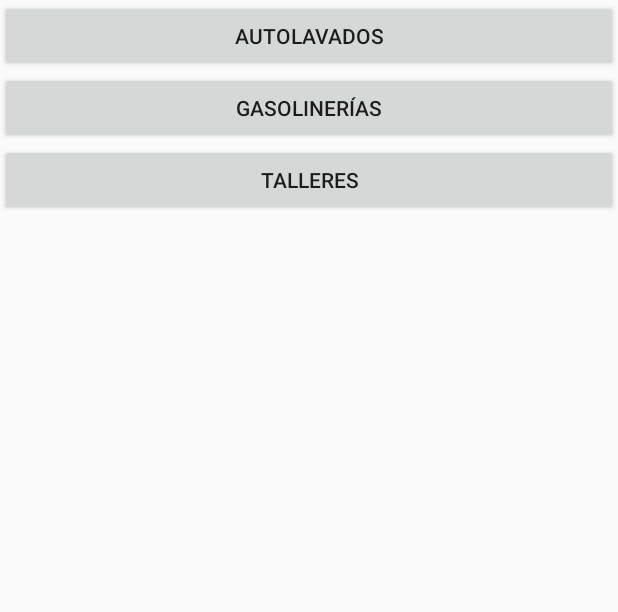
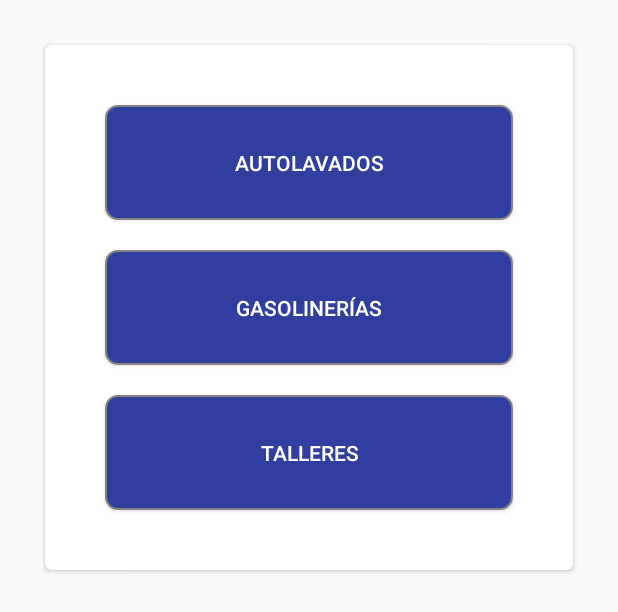
Before and after one commit to SaloGala/native-app, an Android app: the layout services_fragment.xml on its own in the app's theme, with its tools: preview values and no code run, on a phone screen of 412 x 824 dp. Shown: the top 612 px of the screen. Run offline under Robolectric (Android 15) with nearby library versions, the phone set to English and light mode, and no system bars.

Commit message:
Finishes services screen, adds the Nexa fonts and fixes a bug related to de logout function

```diff
--- a/app/src/main/java/com/inflexionlabs/goparken/MainActivity.java
+++ b/app/src/main/java/com/inflexionlabs/goparken/MainActivity.java
@@ -90,6 +90,9 @@ import java.util.ArrayList;
 import java.util.List;
 import java.util.Map;
 
+import uk.co.chrisjenx.calligraphy.CalligraphyConfig;
+import uk.co.chrisjenx.calligraphy.CalligraphyContextWrapper;
+
 public class MainActivity extends AppCompatActivity implements GoogleApiClient.OnConnectionFailedListener, GoogleApiClient.ConnectionCallbacks, MapFragment.OnFragmentInteractionListener, LocationListener {
 
     private static final String TAG = "MainActivity";
@@ -131,6 +134,11 @@ public class MainActivity extends AppCompatActivity implements GoogleApiClient.O
     @Override
     protected void onCreate(Bundle savedInstanceState) {
 
+        CalligraphyConfig.initDefault(new CalligraphyConfig.Builder()
+                .setDefaultFontPath("NexaLight.ttf")
+                .setFontAttrId(R.attr.fontPath)
+                .build()
+        );
         super.onCreate(savedInstanceState);
 
         mValuesUtilities.setMainContext(this);
@@ -169,6 +177,11 @@ public class MainActivity extends AppCompatActivity implements GoogleApiClient.O
 
     }
 
+    @Override
+    protected void attachBaseContext(Context newBase) {
+        super.attachBaseContext(CalligraphyContextWrapper.wrap(newBase));
+    }
+
     private boolean checkLocationPermissions() {
         if (ContextCompat.checkSelfPermission(this, Manifest.permission.ACCESS_FINE_LOCATION) != PackageManager.PERMISSION_GRANTED) {
 
@@ -202,7 +215,7 @@ public class MainActivity extends AppCompatActivity implements GoogleApiClient.O
 
         BitmapDrawable greenBitmapDrawable = (BitmapDrawable) ContextCompat.getDrawable(this, R.drawable.pin_verde);
         Bitmap bitmapGreen = greenBitmapDrawable.getBitmap();
-        greenMarker= Bitmap.createScaledBitmap(bitmapGreen, width, height, false);
+        greenMarker = Bitmap.createScaledBitmap(bitmapGreen, width, height, false);
 
         BitmapDrawable redBitmapDrawable = (BitmapDrawable) ContextCompat.getDrawable(this, R.drawable.pin_rojo);
         Bitmap bitmapRed = redBitmapDrawable.getBitmap();
@@ -236,9 +249,9 @@ public class MainActivity extends AppCompatActivity implements GoogleApiClient.O
         return super.onOptionsItemSelected(item);
     }
 
-    private void goToProfileScreen(){
+    private void goToProfileScreen() {
 
-        Intent intent = new Intent(this,ProfileActivity.class);
+        Intent intent = new Intent(this, ProfileActivity.class);
         //intent.addFlags(Intent.FLAG_ACTIVITY_CLEAR_TOP|Intent.FLAG_ACTIVITY_CLEAR_TASK|Intent.FLAG_ACTIVITY_NEW_TASK);
         startActivity(intent);
 
@@ -386,7 +399,11 @@ public class MainActivity extends AppCompatActivity implements GoogleApiClient.O
             LoginManager.getInstance().logOut();
         }
 
-        jsArrayRequest.cancel();
+        try {
+
+            jsArrayRequest.cancel();
+        } catch (Exception e) {
+        }
 
         goLoginScreen();
     }
@@ -635,7 +652,7 @@ public class MainActivity extends AppCompatActivity implements GoogleApiClient.O
 
         }
 
-        if(!mValuesUtilities.getGoogleMap().isMyLocationEnabled()){
+        if (!mValuesUtilities.getGoogleMap().isMyLocationEnabled()) {
             if (ActivityCompat.checkSelfPermission(this, Manifest.permission.ACCESS_FINE_LOCATION) != PackageManager.PERMISSION_GRANTED && ActivityCompat.checkSelfPermission(this, Manifest.permission.ACCESS_COARSE_LOCATION) != PackageManager.PERMISSION_GRANTED) {
                 // TODO: Consider calling
                 //    ActivityCompat#requestPermissions
@@ -680,12 +697,12 @@ public class MainActivity extends AppCompatActivity implements GoogleApiClient.O
             @Override
             public void onKeyExited(String key) {
 
-                try{
+                try {
                     keys.clear();
                     parkingsMarkers.get(key).remove();
                     parkingsMarkers.remove(key);
                     mValuesUtilities.setParkingsMarkers(parkingsMarkers);
-                }catch (Exception e){
+                } catch (Exception e) {
 
                 }
 
@@ -717,10 +734,10 @@ public class MainActivity extends AppCompatActivity implements GoogleApiClient.O
 
     public void getParkingDetail() {
 
-        for(int i = 0; i<keys.size(); i++){
+        for (int i = 0; i < keys.size(); i++) {
 
             DatabaseReference mDatabaseReference = FirebaseDatabase.getInstance().getReference();
-            DatabaseReference mParkingDetail = mDatabaseReference.child("parkings").child(keys.get(i)+"/data");
+            DatabaseReference mParkingDetail = mDatabaseReference.child("parkings").child(keys.get(i) + "/data");
 
             final String k = keys.get(i);
 
@@ -746,19 +763,19 @@ public class MainActivity extends AppCompatActivity implements GoogleApiClient.O
                         //Log.d(TAG,"LOCATION: "+lat+lng);
 
 
-                        if(mJSONObject.get("status").equals("active")){
+                        if (mJSONObject.get("status").equals("active")) {
 
                             selectedMarker = grayMarker;
 
-                            if(mJSONObject.getInt("acceptGoParken")==1){
+                            if (mJSONObject.getInt("acceptGoParken") == 1) {
 
                                 //New JSONObject request
-                                String URL_BASE = "http://ec2-107-20-100-168.compute-1.amazonaws.com/api/v1/MarkerAv?parking_id="+parking_id+"&marker_id="+marker_id;
+                                String URL_BASE = "http://ec2-107-20-100-168.compute-1.amazonaws.com/api/v1/MarkerAv?parking_id=" + parking_id + "&marker_id=" + marker_id;
                                 //String URL_JSON = "";
 
                                 jsArrayRequest = new JsonObjectRequest(
                                         Request.Method.GET,
-                                        URL_BASE ,
+                                        URL_BASE,
                                         null,
                                         new Response.Listener<JSONObject>() {
 
@@ -772,11 +789,11 @@ public class MainActivity extends AppCompatActivity implements GoogleApiClient.O
                                                     JSONObject marker = content.getJSONObject("marker");
                                                     String availavility = marker.getString("availability");
 
-                                                    if(availavility.equals("full")){
+                                                    if (availavility.equals("full")) {
                                                         selectedMarker = redMarker;
-                                                    } else if (availavility.equals("almost_full")){
+                                                    } else if (availavility.equals("almost_full")) {
                                                         selectedMarker = yellowMarker;
-                                                    }else{
+                                                    } else {
                                                         selectedMarker = greenMarker;
                                                     }
 
@@ -813,7 +830,7 @@ public class MainActivity extends AppCompatActivity implements GoogleApiClient.O
                                 MySingleton.getInstance(getApplicationContext()).addToRequestQueue(jsArrayRequest);
 
 
-                            }else {
+                            } else {
 
                                 LatLng markerLatLng = new LatLng(lat, lng);
 
--- a/app/src/main/java/com/inflexionlabs/goparken/ServiceActivity.java
+++ b/app/src/main/java/com/inflexionlabs/goparken/ServiceActivity.java
@@ -1,5 +1,6 @@
 package com.inflexionlabs.goparken;
 
+import android.content.Context;
 import android.content.Intent;
 import android.graphics.Bitmap;
 import android.graphics.Color;
@@ -26,6 +27,9 @@ import com.google.android.gms.maps.model.LatLng;
 import com.google.android.gms.maps.model.Marker;
 import com.google.android.gms.maps.model.MarkerOptions;
 
+import uk.co.chrisjenx.calligraphy.CalligraphyConfig;
+import uk.co.chrisjenx.calligraphy.CalligraphyContextWrapper;
+
 public class ServiceActivity extends AppCompatActivity implements OnMapReadyCallback,
         GoogleApiClient.ConnectionCallbacks,
         GoogleApiClient.OnConnectionFailedListener {
@@ -47,6 +51,13 @@ public class ServiceActivity extends AppCompatActivity implements OnMapReadyCall
     @Override
     protected void onCreate(Bundle savedInstanceState) {
         super.onCreate(savedInstanceState);
+
+        CalligraphyConfig.initDefault(new CalligraphyConfig.Builder()
+                .setDefaultFontPath("NexaLight.ttf")
+                .setFontAttrId(R.attr.fontPath)
+                .build()
+        );
+
         setContentView(R.layout.activity_service);
 
         //Check if Google Play Services Available or not
@@ -71,6 +82,11 @@ public class ServiceActivity extends AppCompatActivity implements OnMapReadyCall
             return false;
         }
         return true;
+    }
+
+    @Override
+    protected void attachBaseContext(Context newBase) {
+        super.attachBaseContext(CalligraphyContextWrapper.wrap(newBase));
     }
 
 
--- a/app/src/main/res/layout/activity_login_form.xml
+++ b/app/src/main/res/layout/activity_login_form.xml
@@ -68,6 +68,7 @@
                     android:layout_width="match_parent"
                     android:layout_height="0px"
                     android:layout_weight="1"
+                    android:inputType="textPassword"
                     android:hint="@string/editTxtPass" />
 
                 <Space
--- a/app/src/main/res/layout/activity_register.xml
+++ b/app/src/main/res/layout/activity_register.xml
@@ -108,6 +108,7 @@
                         android:id="@+id/editTxtPass"
                         android:layout_width="match_parent"
                         android:layout_height="wrap_content"
+                        android:inputType="textPassword"
                         android:hint="@string/editTxtPass" />
 
                     <Space
@@ -118,6 +119,7 @@
                         android:id="@+id/editTxtPassR"
                         android:layout_width="match_parent"
                         android:layout_height="wrap_content"
+                        android:inputType="textPassword"
                         android:hint="@string/editTxtPass2" />
 
                     <Space
--- a/app/src/main/res/layout/activity_service.xml
+++ b/app/src/main/res/layout/activity_service.xml
@@ -19,9 +19,7 @@
         android:layout_width="match_parent"
         android:layout_height="?attr/actionBarSize"
         android:background="?attr/colorPrimary"
-        app:title="@string/title_activity_service"
-
-        >
+        app:title="@string/title_activity_service">
 
     </android.support.v7.widget.Toolbar>
 
--- a/app/src/main/res/layout/services_fragment.xml
+++ b/app/src/main/res/layout/services_fragment.xml
@@ -1,32 +1,59 @@
 <?xml version="1.0" encoding="utf-8"?>
+<LinearLayout xmlns:android="http://schemas.android.com/apk/res/android"
+    android:id="@+id/fragment_services"
+    android:layout_width="match_parent"
+    android:layout_height="match_parent"
+    android:orientation="vertical">
+
+    <android.support.v7.widget.CardView xmlns:card_view="http://schemas.android.com/apk/res-auto"
+        android:id="@+id/card_view"
+        android:layout_width="match_parent"
+        android:layout_height="350dp"
+        android:layout_margin="30dp"
+        android:elevation="40dp"
+        card_view:cardCornerRadius="4dp">
+
         <LinearLayout
-    android:id="@+id/fragment_services"
-    xmlns:android="http://schemas.android.com/apk/res/android"
+            android:layout_width="match_parent"
+            android:layout_height="match_parent"
             android:orientation="vertical"
-    android:layout_width="match_parent"
-    android:layout_height="match_parent">
-
+            android:padding="30dp">
 
             <Button
                 android:id="@+id/btnAutolavado"
                 android:layout_width="match_parent"
-        android:layout_height="wrap_content"
+                android:layout_height="0px"
+                android:layout_margin="10dp"
+                android:layout_weight="1"
+                android:background="@drawable/round_send_button"
+                android:onClick="onClick"
                 android:text="@string/btn_auto"
-        android:onClick="onClick"/>
+                android:textColor="@android:color/white" />
 
             <Button
                 android:id="@+id/btnGasolineria"
                 android:layout_width="match_parent"
-        android:layout_height="wrap_content"
+                android:layout_height="0px"
+                android:layout_margin="10dp"
+                android:layout_weight="1"
+                android:background="@drawable/round_send_button"
+                android:onClick="onClick"
                 android:text="@string/btn_gas"
-        android:onClick="onClick"/>
+                android:textColor="@android:color/white" />
 
             <Button
                 android:id="@+id/btnTaller"
                 android:layout_width="match_parent"
-        android:layout_height="wrap_content"
+                android:layout_height="0px"
+                android:layout_margin="10dp"
+                android:layout_weight="1"
+                android:background="@drawable/round_send_button"
+                android:onClick="onClick"
                 android:text="@string/btn_taller"
-        android:onClick="onClick"/>
-
+                android:textColor="@android:color/white" />
 
         </LinearLayout>
+
+    </android.support.v7.widget.CardView>
+
+</LinearLayout>
```
Also changed, not shown: app/src/main/java/com/inflexionlabs/goparken/MapFragment.java (+1 -21 lines). Lines whose indentation alone changed are shown as unchanged.
